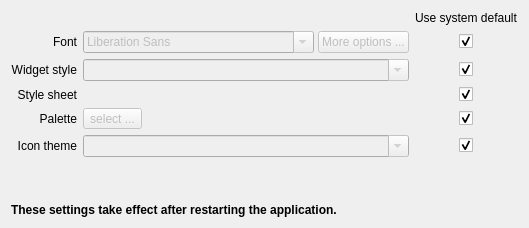
Martchus/qtutilities, file settingsdialog/qtappearanceoptionpage.ui: the form before one commit.
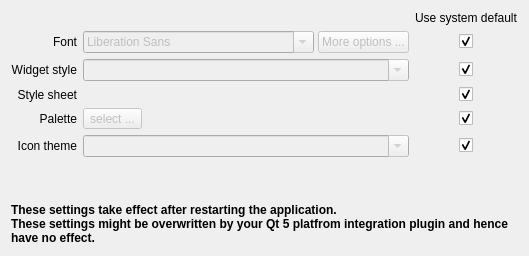
The form after the commit. Custom widgets are drawn as their Qt base class.

Commit message: Improve settings dialog

Diff of the .ui file:
```diff
--- a/settingsdialog/qtappearanceoptionpage.ui
+++ b/settingsdialog/qtappearanceoptionpage.ui
@@ -242,11 +242,15 @@
       </font>
      </property>
      <property name="text">
-      <string>These settings take effect after restarting the application.</string>
+      <string>These settings take effect after restarting the application.
+These settings might be overwritten by your Qt 5 platfrom integration plugin and hence have no effect.</string>
      </property>
      <property name="textFormat">
       <enum>Qt::PlainText</enum>
      </property>
+     <property name="wordWrap">
+      <bool>true</bool>
+     </property>
     </widget>
    </item>
   </layout>
```
The commit also changes 3 other files.
